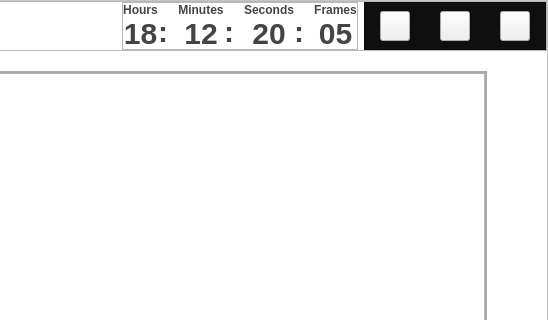
Above: mainwindow.ui from wangzz-520/PT before the change; both pictures show x 556 to 1104 and y 0 to 320 of the 1104 by 642 pixel window. Below: the same form after it.
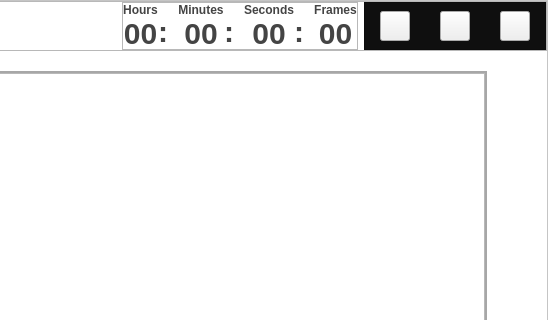
That is the form after the change. Icons and pictures are not drawn. Custom widgets are drawn as their Qt base class.

```diff
--- a/mainwindow.ui
+++ b/mainwindow.ui
@@ -61,7 +61,7 @@
 	border-image: url(:/image/noPic.png);
 }
 
-QLabel#lbHour,#lbMin,#lbSec,#lbFrame,#label_10,#label_11,#label_12
+QLabel#lbHour,#lbMin,#lbSec,#lbFrame,#lbColon1,#lbColon2,#lbColon3
 {
 	font: bold 30px;
 }
@@ -221,7 +221,7 @@
                <item>
                 <widget class="QLabel" name="lbHour">
                  <property name="text">
-                  <string>18</string>
+                  <string>00</string>
                  </property>
                  <property name="alignment">
                   <set>Qt::AlignCenter</set>
@@ -249,7 +249,7 @@
                 </spacer>
                </item>
                <item>
-                <widget class="QLabel" name="label_10">
+                <widget class="QLabel" name="lbColon1">
                  <property name="maximumSize">
                   <size>
                    <width>10</width>
@@ -292,7 +292,7 @@
                   </font>
                  </property>
                  <property name="text">
-                  <string>12</string>
+                  <string>00</string>
                  </property>
                  <property name="alignment">
                   <set>Qt::AlignCenter</set>
@@ -320,7 +320,7 @@
                 </spacer>
                </item>
                <item>
-                <widget class="QLabel" name="label_12">
+                <widget class="QLabel" name="lbColon2">
                  <property name="maximumSize">
                   <size>
                    <width>10</width>
@@ -355,7 +355,7 @@
                <item>
                 <widget class="QLabel" name="lbSec">
                  <property name="text">
-                  <string>20</string>
+                  <string>00</string>
                  </property>
                  <property name="alignment">
                   <set>Qt::AlignCenter</set>
@@ -383,7 +383,7 @@
                 </spacer>
                </item>
                <item>
-                <widget class="QLabel" name="label_11">
+                <widget class="QLabel" name="lbColon3">
                  <property name="maximumSize">
                   <size>
                    <width>10</width>
@@ -418,7 +418,7 @@
                <item>
                 <widget class="QLabel" name="lbFrame">
                  <property name="text">
-                  <string>05</string>
+                  <string>00</string>
                  </property>
                  <property name="alignment">
                   <set>Qt::AlignCenter</set>
```
